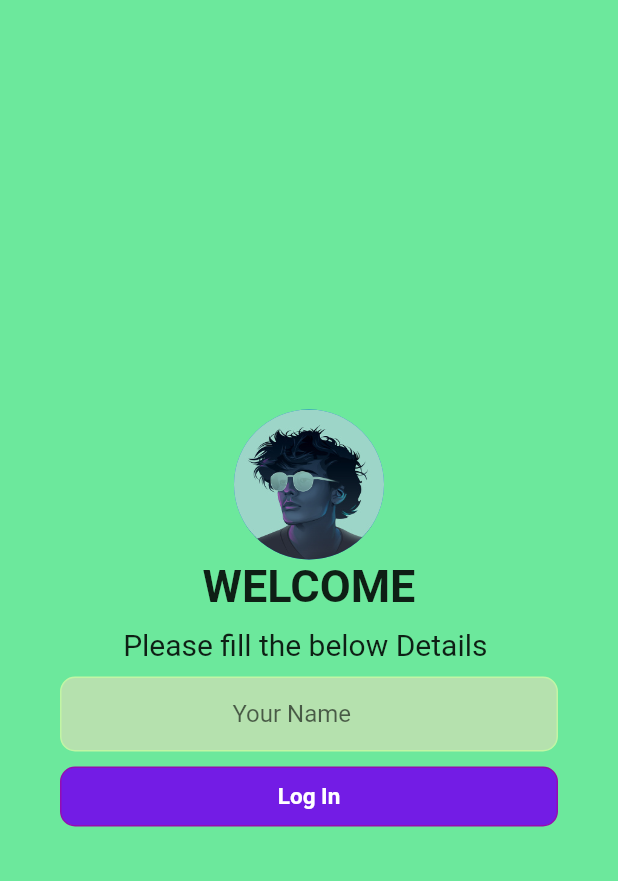
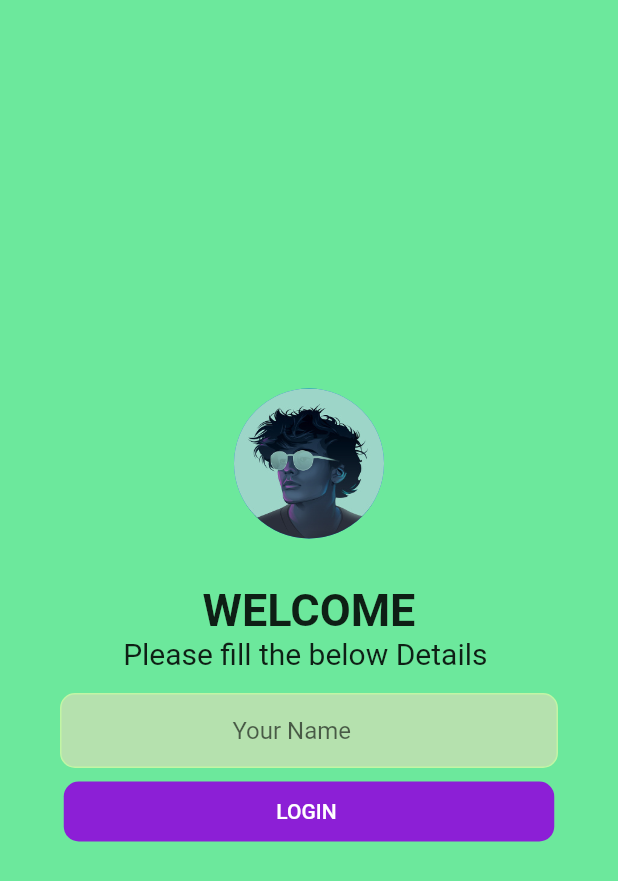
Before and after one commit to Mr-AshishKSingh/Chat-App-CIG, a Flutter app: the screen it shows after launch, on a phone screen of 412 x 824 dp. Shown: the top 881 px of the screen. Run offline on Flutter 3.47's test engine with Material 2 defaults, Android fonts, the phone set to English and light mode, and no system bars.

Commit message:
BUTTON ADDED

```diff
--- /dev/null
+++ b/ashish_git/app/lib/button.dart
@@ -0,0 +1,13 @@
+import 'package:flutter/material.dart';
+import 'loginpage.dart';
+
+
+final ButtonStyle buttonPrimary = ElevatedButton.styleFrom(
+  minimumSize: Size( 327 , 40),
+  backgroundColor: Color.fromARGB(255, 140, 31, 214),
+  elevation : 0,
+  shape: RoundedRectangleBorder(
+    borderRadius: BorderRadius.circular( 10 ),
+  ),
+
+);
--- a/ashish_git/app/lib/loginpage.dart
+++ b/ashish_git/app/lib/loginpage.dart
@@ -1,4 +1,6 @@
 import 'package:flutter/material.dart';
+
+import 'button.dart';
 
 
 
@@ -22,7 +24,13 @@ class LoginPageState extends State < LoginPage > {
           mainAxisAlignment: MainAxisAlignment.center,
           children: [
 
-           //logo
+
+
+
+
+
+
+
 
           const  CircleAvatar(
             radius: 50,
@@ -31,6 +39,8 @@ class LoginPageState extends State < LoginPage > {
           ),
 
 
+          SizedBox(height: 10,),SizedBox(height: 10,),SizedBox(height: 10,),
+
           const  Text(
             ' WELCOME ',
           style: TextStyle(
@@ -38,7 +48,7 @@ class LoginPageState extends State < LoginPage > {
             fontSize: 30,
           ),),
 
-          const   SizedBox(height: 10,),
+
           Text(
             ' Please fill the below Details  ',
           style: TextStyle(
@@ -46,7 +56,7 @@ class LoginPageState extends State < LoginPage > {
             fontSize: 20,
           ),),
 
-          SizedBox(height: 10,),
+          SizedBox(height: 15,),
 
 
 
@@ -71,27 +81,35 @@ class LoginPageState extends State < LoginPage > {
           ),
 
 
-          SizedBox(height: 10,),
+          SizedBox(height: 5,),
 
-          // sign in button
-          Padding(
-            padding: const EdgeInsets.symmetric(horizontal : 40.0),
-            child: Container(
-              padding: EdgeInsets.all(10),
-              decoration: BoxDecoration(
-                color : Color.fromARGB(255, 115, 28, 229),
-                border  : Border.all(color : Color.fromARGB(255, 148, 12, 178)),
-                borderRadius: BorderRadius.circular(10),
-              ),
-              child: Center(child: Text('Log In' ,
-              style: TextStyle(
-                color: Colors.white,
-                fontWeight: FontWeight.bold ,
-                fontSize: 15,
-              ),)),
+          // // sign in button
+          // Padding(
+          //   padding: const EdgeInsets.symmetric(horizontal : 40.0),
+          //   child: Container(
+          //     padding: EdgeInsets.all(10),
+          //     decoration: BoxDecoration(
+          //       color : Color.fromARGB(255, 115, 28, 229),
+          //       border  : Border.all(color : Color.fromARGB(255, 148, 12, 178)),
+          //       borderRadius: BorderRadius.circular(10),
+          //     ),
+          //     child: Center(child: Text('Log In' ,
+          //     style: TextStyle(
+          //       color: Colors.white,
+          //       fontWeight: FontWeight.bold ,
+          //       fontSize: 15,
+          //     ),)),
+          //   ),
+          // ),
+
+
+          Container(
+            child: ElevatedButton(
+              onPressed: () {},
+              style : buttonPrimary,
+              child: Text('LOGIN '),
             ),
           )
-
 
         ]),
       )
--- a/ashish_git/app/pubspec.yaml
+++ b/ashish_git/app/pubspec.yaml
@@ -35,6 +35,7 @@ dependencies:
   # The following adds the Cupertino Icons font to your application.
   # Use with the CupertinoIcons class for iOS style icons.
   cupertino_icons: ^1.0.2
+  google_fonts:  ^2.1.0
 
 dev_dependencies:
   flutter_test:
@@ -95,3 +96,6 @@ flutter:
   - assets/images/WELCOME.png
   - assets/images/doctor.png
   - assets/images/pfp2.png
+
+
+flutter_gif: any // or the latest version on Pub
```
Also changed, not shown: ashish_git/app/assets/images/giphy.gif (added), ashish_git/app/pubspec.lock, 1 other file.
